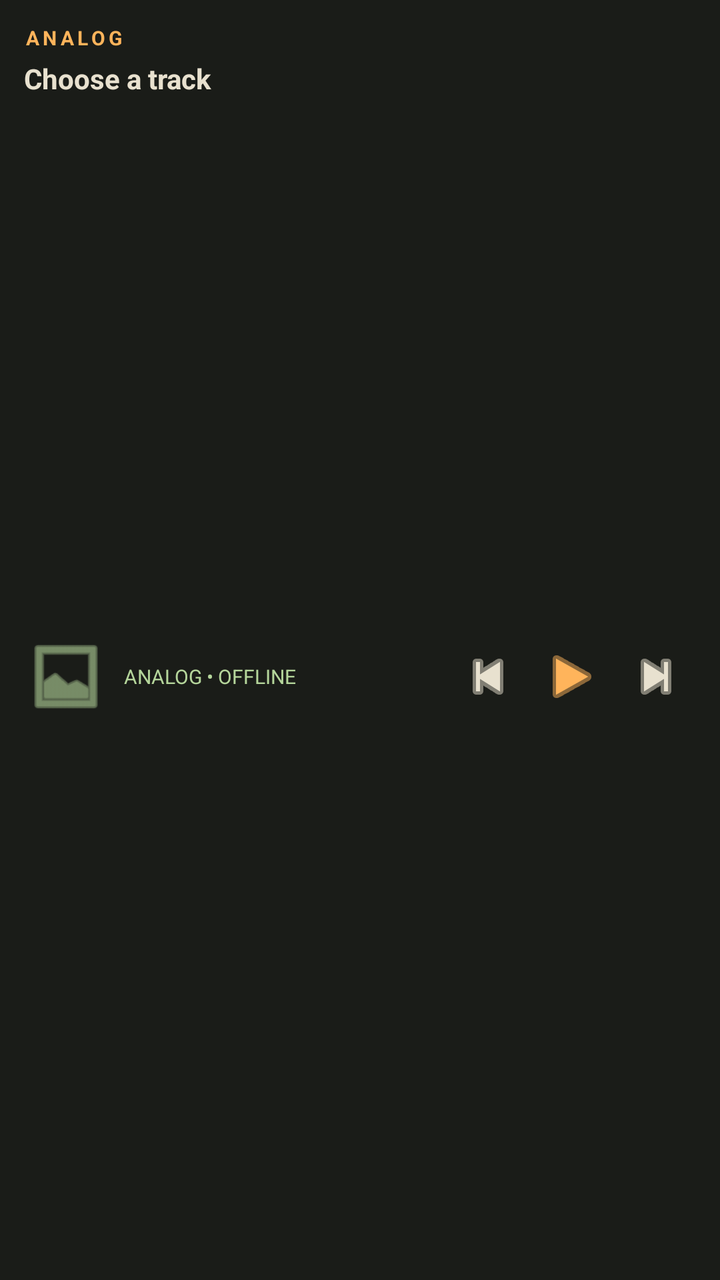
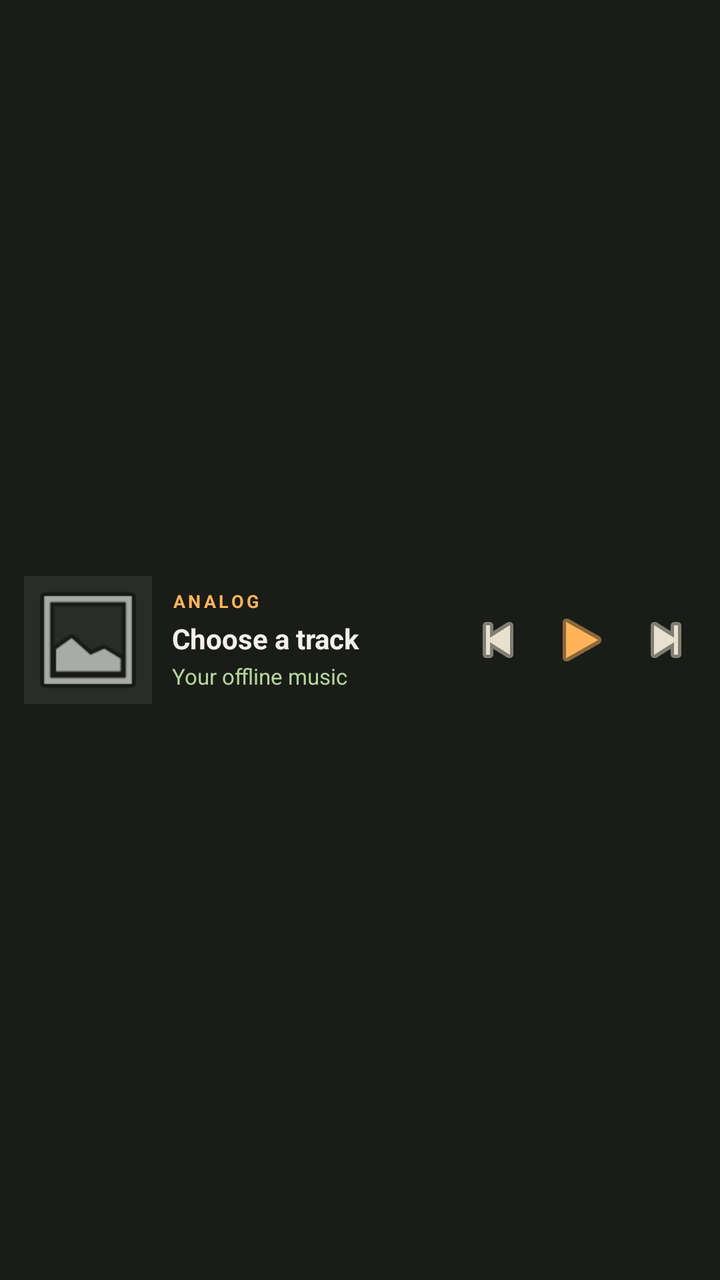

The first picture is an Android layout as it rendered before a commit; the second is the same layout after the commit. The layout source and the unified diff follow.
<!-- AndroidManifest.xml: application theme android:Theme.Material.NoActionBar -->
<!-- res/layout/widget_analog.xml -->
<?xml version="1.0" encoding="utf-8"?>
<LinearLayout xmlns:android="http://schemas.android.com/apk/res/android"
    android:id="@+id/widget_open"
    android:layout_width="match_parent"
    android:layout_height="match_parent"
    android:orientation="vertical"
    android:padding="12dp"
    android:background="#1A1C18">
    <TextView
        android:layout_width="wrap_content"
        android:layout_height="wrap_content"
        android:text="ANALOG"
        android:textColor="#FFB45B"
        android:textStyle="bold"
        android:textSize="10sp"
        android:letterSpacing="0.18" />
    <TextView
        android:id="@+id/widget_title"
        android:layout_width="match_parent"
        android:layout_height="wrap_content"
        android:layout_marginTop="4dp"
        android:text="Choose a track"
        android:textColor="#E8E1CF"
        android:textStyle="bold"
        android:textSize="14sp"
        android:maxLines="1"
        android:ellipsize="end" />
    <LinearLayout
        android:layout_width="match_parent"
        android:layout_height="0dp"
        android:layout_weight="1"
        android:gravity="center_vertical">
        <ImageView
            android:id="@+id/widget_art"
            android:layout_width="42dp"
            android:layout_height="42dp"
            android:layout_marginEnd="8dp"
            android:scaleType="centerCrop"
            android:src="@android:drawable/ic_menu_gallery"
            android:tint="#B5D69B"
            android:contentDescription="Album artwork" />
        <TextView
            android:id="@+id/widget_artist"
            android:layout_width="0dp"
            android:layout_height="wrap_content"
            android:layout_weight="1"
            android:text="ANALOG • OFFLINE"
            android:textColor="#B5D69B"
            android:textSize="10sp"
            android:maxLines="1"
            android:ellipsize="end" />
        <ImageButton
            android:id="@+id/widget_previous"
            android:layout_width="40dp"
            android:layout_height="40dp"
            android:src="@android:drawable/ic_media_previous"
            android:contentDescription="Previous"
            android:background="@android:color/transparent"
            android:tint="#E8E1CF" />
        <ImageButton
            android:id="@+id/widget_play"
            android:layout_width="44dp"
            android:layout_height="44dp"
            android:src="@android:drawable/ic_media_play"
            android:contentDescription="Play or pause"
            android:background="@android:color/transparent"
            android:tint="#FFB45B" />
        <ImageButton
            android:id="@+id/widget_next"
            android:layout_width="40dp"
            android:layout_height="40dp"
            android:src="@android:drawable/ic_media_next"
            android:contentDescription="Next"
            android:background="@android:color/transparent"
            android:tint="#E8E1CF" />
    </LinearLayout>
</LinearLayout>
<!-- resources referenced by this layout -->
<resources>

</resources>

<!-- the commit's change to res/layout/widget_analog.xml (unified diff, before → after) -->
@@ -3,75 +3,80 @@
     android:id="@+id/widget_open"
     android:layout_width="match_parent"
     android:layout_height="match_parent"
-    android:orientation="vertical"
-    android:padding="12dp"
+    android:orientation="horizontal"
+    android:gravity="center_vertical"
+    android:paddingStart="12dp"
+    android:paddingEnd="8dp"
+    android:paddingTop="8dp"
+    android:paddingBottom="8dp"
     android:background="#1A1C18">
-    <TextView
-        android:layout_width="wrap_content"
-        android:layout_height="wrap_content"
-        android:text="ANALOG"
-        android:textColor="#FFB45B"
-        android:textStyle="bold"
-        android:textSize="10sp"
-        android:letterSpacing="0.18" />
-    <TextView
-        android:id="@+id/widget_title"
-        android:layout_width="match_parent"
-        android:layout_height="wrap_content"
-        android:layout_marginTop="4dp"
-        android:text="Choose a track"
-        android:textColor="#E8E1CF"
-        android:textStyle="bold"
-        android:textSize="14sp"
-        android:maxLines="1"
-        android:ellipsize="end" />
+    <ImageView
+        android:id="@+id/widget_art"
+        android:layout_width="64dp"
+        android:layout_height="64dp"
+        android:layout_marginEnd="10dp"
+        android:scaleType="centerCrop"
+        android:src="@android:drawable/ic_menu_gallery"
+        android:background="#292D28"
+        android:contentDescription="Album artwork" />
     <LinearLayout
-        android:layout_width="match_parent"
-        android:layout_height="0dp"
+        android:layout_width="0dp"
+        android:layout_height="match_parent"
         android:layout_weight="1"
-        android:gravity="center_vertical">
-        <ImageView
-            android:id="@+id/widget_art"
-            android:layout_width="42dp"
-            android:layout_height="42dp"
-            android:layout_marginEnd="8dp"
-            android:scaleType="centerCrop"
-            android:src="@android:drawable/ic_menu_gallery"
-            android:tint="#B5D69B"
-            android:contentDescription="Album artwork" />
+        android:gravity="center_vertical"
+        android:orientation="vertical">
+        <TextView
+            android:layout_width="wrap_content"
+            android:layout_height="wrap_content"
+            android:text="ANALOG"
+            android:textColor="#FFB45B"
+            android:textStyle="bold"
+            android:textSize="9sp"
+            android:letterSpacing="0.16" />
+        <TextView
+            android:id="@+id/widget_title"
+            android:layout_width="match_parent"
+            android:layout_height="wrap_content"
+            android:layout_marginTop="3dp"
+            android:text="Choose a track"
+            android:textColor="#F2F0E8"
+            android:textStyle="bold"
+            android:textSize="14sp"
+            android:maxLines="1"
+            android:ellipsize="end" />
         <TextView
             android:id="@+id/widget_artist"
-            android:layout_width="0dp"
+            android:layout_width="match_parent"
             android:layout_height="wrap_content"
-            android:layout_weight="1"
-            android:text="ANALOG • OFFLINE"
+            android:layout_marginTop="2dp"
+            android:text="Your offline music"
             android:textColor="#B5D69B"
-            android:textSize="10sp"
+            android:textSize="11sp"
             android:maxLines="1"
             android:ellipsize="end" />
-        <ImageButton
-            android:id="@+id/widget_previous"
-            android:layout_width="40dp"
-            android:layout_height="40dp"
-            android:src="@android:drawable/ic_media_previous"
-            android:contentDescription="Previous"
-            android:background="@android:color/transparent"
-            android:tint="#E8E1CF" />
-        <ImageButton
-            android:id="@+id/widget_play"
-            android:layout_width="44dp"
-            android:layout_height="44dp"
-            android:src="@android:drawable/ic_media_play"
-            android:contentDescription="Play or pause"
-            android:background="@android:color/transparent"
-            android:tint="#FFB45B" />
-        <ImageButton
-            android:id="@+id/widget_next"
-            android:layout_width="40dp"
-            android:layout_height="40dp"
-            android:src="@android:drawable/ic_media_next"
-            android:contentDescription="Next"
-            android:background="@android:color/transparent"
-            android:tint="#E8E1CF" />
     </LinearLayout>
+    <ImageButton
+        android:id="@+id/widget_previous"
+        android:layout_width="38dp"
+        android:layout_height="48dp"
+        android:src="@android:drawable/ic_media_previous"
+        android:contentDescription="Previous"
+        android:background="@android:color/transparent"
+        android:tint="#E8E1CF" />
+    <ImageButton
+        android:id="@+id/widget_play"
+        android:layout_width="46dp"
+        android:layout_height="52dp"
+        android:src="@android:drawable/ic_media_play"
+        android:contentDescription="Play or pause"
+        android:background="@android:color/transparent"
+        android:tint="#FFB45B" />
+    <ImageButton
+        android:id="@+id/widget_next"
+        android:layout_width="38dp"
+        android:layout_height="48dp"
+        android:src="@android:drawable/ic_media_next"
+        android:contentDescription="Next"
+        android:background="@android:color/transparent"
+        android:tint="#E8E1CF" />
 </LinearLayout>
